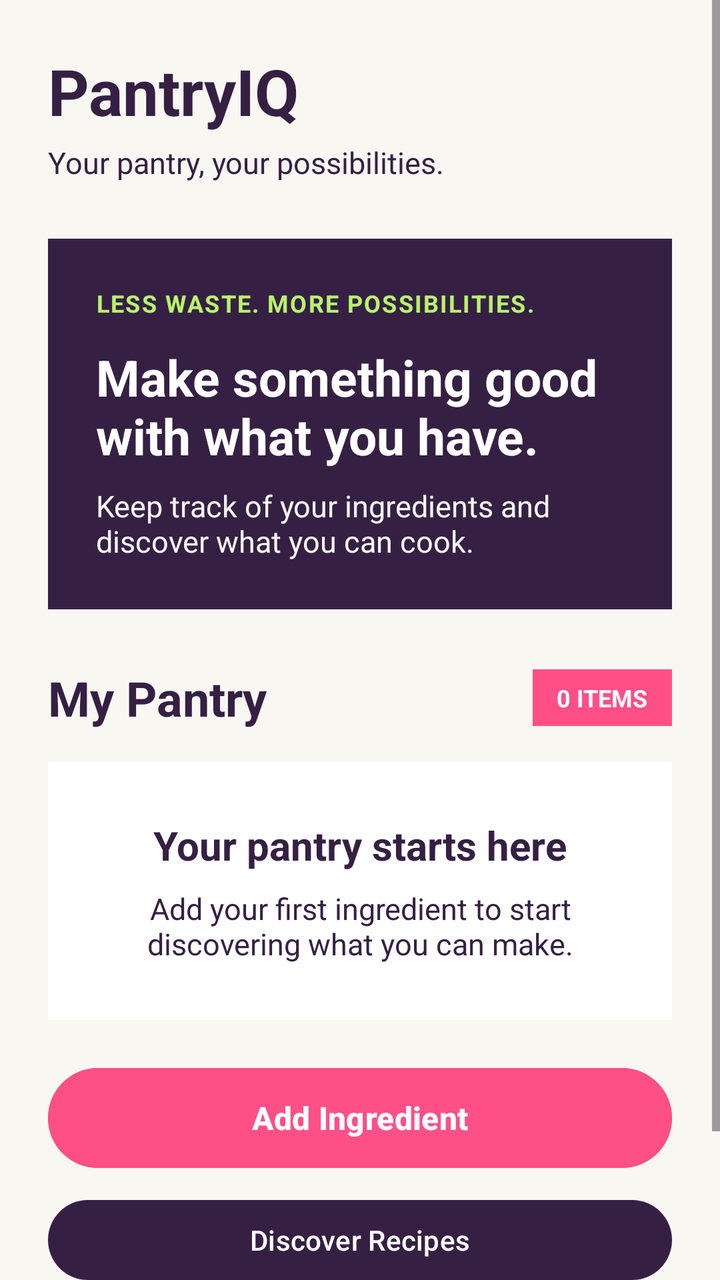
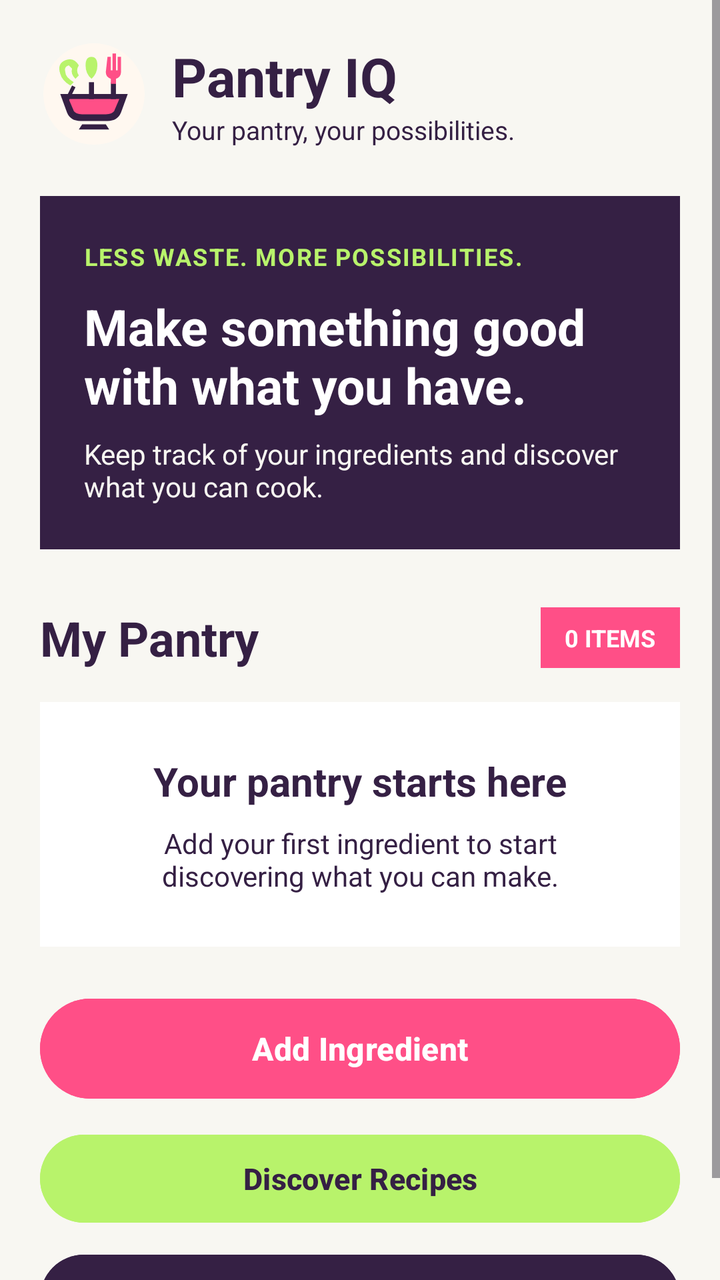

Before-and-after screenshots of an Android layout around one commit, followed by the original layout XML and the change that was made.
<!-- AndroidManifest.xml: application theme Theme.PantryIQ -->
<!-- res/layout/activity_main.xml -->
<?xml version="1.0" encoding="utf-8"?>
<androidx.constraintlayout.widget.ConstraintLayout
    xmlns:android="http://schemas.android.com/apk/res/android"
    xmlns:app="http://schemas.android.com/apk/res-auto"
    android:id="@+id/main"
    android:layout_width="match_parent"
    android:layout_height="match_parent"
    android:background="@color/warm_cream">

    <ScrollView
        android:layout_width="0dp"
        android:layout_height="0dp"
        android:fillViewport="true"
        app:layout_constraintTop_toTopOf="parent"
        app:layout_constraintBottom_toBottomOf="parent"
        app:layout_constraintStart_toStartOf="parent"
        app:layout_constraintEnd_toEndOf="parent">

        <LinearLayout
            android:layout_width="match_parent"
            android:layout_height="wrap_content"
            android:orientation="vertical"
            android:padding="24dp">

            <TextView
                android:layout_width="wrap_content"
                android:layout_height="wrap_content"
                android:text="@string/app_name"
                android:textColor="@color/electric_plum"
                android:textSize="32sp"
                android:textStyle="bold"
                android:accessibilityHeading="true" />

            <TextView
                android:layout_width="wrap_content"
                android:layout_height="wrap_content"
                android:layout_marginTop="4dp"
                android:text="@string/subtitle"
                android:textColor="@color/electric_plum"
                android:textSize="15sp" />

            <LinearLayout
                android:layout_width="match_parent"
                android:layout_height="wrap_content"
                android:layout_marginTop="28dp"
                android:background="@color/electric_plum"
                android:orientation="vertical"
                android:padding="24dp">

                <TextView
                    android:layout_width="wrap_content"
                    android:layout_height="wrap_content"
                    android:text="@string/hero_tagline"
                    android:textColor="@color/lime_pop"
                    android:textSize="12sp"
                    android:textStyle="bold"
                    android:letterSpacing="0.06" />

                <TextView
                    android:layout_width="match_parent"
                    android:layout_height="wrap_content"
                    android:layout_marginTop="12dp"
                    android:text="@string/hero_title"
                    android:textColor="@color/clean_white"
                    android:textSize="25sp"
                    android:textStyle="bold" />

                <TextView
                    android:layout_width="match_parent"
                    android:layout_height="wrap_content"
                    android:layout_marginTop="8dp"
                    android:text="@string/hero_description"
                    android:textColor="@color/warm_cream"
                    android:textSize="15sp" />

            </LinearLayout>

            <LinearLayout
                android:layout_width="match_parent"
                android:layout_height="wrap_content"
                android:layout_marginTop="28dp"
                android:gravity="center_vertical"
                android:orientation="horizontal">

                <TextView
                    android:layout_width="0dp"
                    android:layout_height="wrap_content"
                    android:layout_weight="1"
                    android:text="@string/pantry_heading"
                    android:textColor="@color/electric_plum"
                    android:textSize="24sp"
                    android:textStyle="bold" />

                <TextView
                    android:id="@+id/tvIngredientCount"
                    android:layout_width="wrap_content"
                    android:layout_height="wrap_content"
                    android:background="@color/vivid_pink"
                    android:paddingHorizontal="12dp"
                    android:paddingVertical="6dp"
                    android:text="@string/ingredient_count_zero"
                    android:textColor="@color/clean_white"
                    android:textSize="12sp"
                    android:textStyle="bold" />

            </LinearLayout>

            <LinearLayout
                android:id="@+id/layoutEmptyPantry"
                android:layout_width="match_parent"
                android:layout_height="wrap_content"
                android:layout_marginTop="16dp"
                android:background="@color/clean_white"
                android:gravity="center"
                android:orientation="vertical"
                android:padding="28dp">

                <TextView
                    android:layout_width="wrap_content"
                    android:layout_height="wrap_content"
                    android:text="@string/empty_pantry_title"
                    android:textColor="@color/electric_plum"
                    android:textSize="20sp"
                    android:textStyle="bold" />

                <TextView
                    android:layout_width="match_parent"
                    android:layout_height="wrap_content"
                    android:layout_marginTop="8dp"
                    android:gravity="center"
                    android:text="@string/empty_pantry"
                    android:textColor="@color/electric_plum"
                    android:textSize="15sp" />

            </LinearLayout>

            <ListView
                android:id="@+id/listPantryIngredients"
                android:layout_width="match_parent"
                android:layout_height="wrap_content"
                android:layout_marginTop="16dp"
                android:divider="@color/warm_cream"
                android:dividerHeight="8dp"
                android:nestedScrollingEnabled="false"
                android:visibility="gone" />

            <Button
                android:id="@+id/btnAddIngredient"
                android:layout_width="match_parent"
                android:layout_height="58dp"
                android:layout_marginTop="20dp"
                android:backgroundTint="@color/vivid_pink"
                android:text="@string/add_ingredient"
                android:textColor="@color/clean_white"
                android:textSize="16sp"
                android:textStyle="bold" />

            <Button
                android:id="@+id/btnDiscoverRecipes"
                android:layout_width="match_parent"
                android:layout_height="wrap_content"
                android:layout_marginTop="8dp"
                android:text="Discover Recipes"
                android:textAllCaps="false" />


            <Button
                android:id="@+id/btnOpenSettings"
                android:layout_width="match_parent"
                android:layout_height="wrap_content"
                android:layout_marginTop="8dp"
                android:text="Settings"
                android:textAllCaps="false"
                android:backgroundTint="#352044"
                android:textColor="#FFFFFF" />



        </LinearLayout>
    </ScrollView>

</androidx.constraintlayout.widget.ConstraintLayout>
<!-- resources referenced by this layout -->
<resources>
  <color name="clean_white">#FFFFFF</color>
  <color name="electric_plum">#352044</color>
  <color name="lime_pop">#B8F36B</color>
  <color name="vivid_pink">#FF4F87</color>
  <color name="warm_cream">#F8F7F2</color>
  <string name="add_ingredient">Add Ingredient</string>
  <string name="app_name">PantryIQ</string>
  <string name="empty_pantry">Add your first ingredient to start discovering what you can make.</string>
  <string name="empty_pantry_title">Your pantry starts here</string>
  <string name="hero_description">Keep track of your ingredients and discover what you can cook.</string>
  <string name="hero_tagline">LESS WASTE. MORE POSSIBILITIES.</string>
  <string name="hero_title">Make something good with what you have.</string>
  <string name="ingredient_count_zero">0 ITEMS</string>
  <string name="pantry_heading">My Pantry</string>
  <string name="subtitle">Your pantry, your possibilities.</string>
  <style name="Theme.PantryIQ" parent="Base.Theme.PantryIQ" />
  <style name="Base.Theme.PantryIQ" parent="Theme.Material3.DayNight.NoActionBar">
  
          <item name="colorPrimary">@color/electric_plum</item>
          <item name="colorOnPrimary">@color/clean_white</item>
  
          <item name="colorSecondary">@color/vivid_pink</item>
          <item name="colorOnSecondary">@color/electric_plum</item>
  
          <item name="colorTertiary">@color/lime_pop</item>
          <item name="colorOnTertiary">@color/electric_plum</item>
  
          <item name="android:colorBackground">@color/warm_cream</item>
          <item name="colorSurface">@color/clean_white</item>
          <item name="colorOnSurface">@color/electric_plum</item>
  
          <item name="android:statusBarColor">@color/warm_cream</item>
          <item name="android:navigationBarColor">@color/warm_cream</item>
          <item name="android:windowLightStatusBar">true</item>
  
  
      </style>
</resources>

<!-- the commit's change to res/layout/activity_main.xml (unified diff, before → after) -->
@@ -11,6 +11,7 @@
         android:layout_width="0dp"
         android:layout_height="0dp"
         android:fillViewport="true"
+        android:clipToPadding="false"
         app:layout_constraintTop_toTopOf="parent"
         app:layout_constraintBottom_toBottomOf="parent"
         app:layout_constraintStart_toStartOf="parent"
@@ -20,32 +21,53 @@
             android:layout_width="match_parent"
             android:layout_height="wrap_content"
             android:orientation="vertical"
-            android:padding="24dp">
-
-            <TextView
-                android:layout_width="wrap_content"
-                android:layout_height="wrap_content"
-                android:text="@string/app_name"
-                android:textColor="@color/electric_plum"
-                android:textSize="32sp"
-                android:textStyle="bold"
-                android:accessibilityHeading="true" />
-
-            <TextView
-                android:layout_width="wrap_content"
-                android:layout_height="wrap_content"
-                android:layout_marginTop="4dp"
-                android:text="@string/subtitle"
-                android:textColor="@color/electric_plum"
-                android:textSize="15sp" />
-
-            <LinearLayout
-                android:layout_width="match_parent"
-                android:layout_height="wrap_content"
-                android:layout_marginTop="28dp"
+            android:padding="20dp">
+
+            
+            <LinearLayout
+                android:layout_width="match_parent"
+                android:layout_height="wrap_content"
+                android:gravity="center_vertical"
+                android:orientation="horizontal">
+
+                <ImageView
+                    android:layout_width="54dp"
+                    android:layout_height="54dp"
+                    android:contentDescription="Pantry IQ bowl and utensils logo"
+                    android:src="@drawable/ic_pantry_iq_logo" />
+
+                <LinearLayout
+                    android:layout_width="0dp"
+                    android:layout_height="wrap_content"
+                    android:layout_marginStart="12dp"
+                    android:layout_weight="1"
+                    android:orientation="vertical">
+
+                    <TextView
+                        android:layout_width="wrap_content"
+                        android:layout_height="wrap_content"
+                        android:text="Pantry IQ"
+                        android:textColor="@color/electric_plum"
+                        android:textSize="27sp"
+                        android:textStyle="bold" />
+
+                    <TextView
+                        android:layout_width="wrap_content"
+                        android:layout_height="wrap_content"
+                        android:text="@string/subtitle"
+                        android:textColor="@color/electric_plum"
+                        android:textSize="13sp" />
+                </LinearLayout>
+            </LinearLayout>
+
+            
+            <LinearLayout
+                android:layout_width="match_parent"
+                android:layout_height="wrap_content"
+                android:layout_marginTop="24dp"
                 android:background="@color/electric_plum"
                 android:orientation="vertical"
-                android:padding="24dp">
+                android:padding="22dp">
 
                 <TextView
                     android:layout_width="wrap_content"
@@ -59,7 +81,7 @@
                 <TextView
                     android:layout_width="match_parent"
                     android:layout_height="wrap_content"
-                    android:layout_marginTop="12dp"
+                    android:layout_marginTop="10dp"
                     android:text="@string/hero_title"
                     android:textColor="@color/clean_white"
                     android:textSize="25sp"
@@ -71,10 +93,10 @@
                     android:layout_marginTop="8dp"
                     android:text="@string/hero_description"
                     android:textColor="@color/warm_cream"
-                    android:textSize="15sp" />
-
-            </LinearLayout>
-
+                    android:textSize="14sp" />
+            </LinearLayout>
+
+            
             <LinearLayout
                 android:layout_width="match_parent"
                 android:layout_height="wrap_content"
@@ -97,14 +119,14 @@
                     android:layout_height="wrap_content"
                     android:background="@color/vivid_pink"
                     android:paddingHorizontal="12dp"
-                    android:paddingVertical="6dp"
+                    android:paddingVertical="7dp"
                     android:text="@string/ingredient_count_zero"
                     android:textColor="@color/clean_white"
                     android:textSize="12sp"
                     android:textStyle="bold" />
-
-            </LinearLayout>
-
+            </LinearLayout>
+
+            
             <LinearLayout
                 android:id="@+id/layoutEmptyPantry"
                 android:layout_width="match_parent"
@@ -113,7 +135,7 @@
                 android:background="@color/clean_white"
                 android:gravity="center"
                 android:orientation="vertical"
-                android:padding="28dp">
+                android:padding="26dp">
 
                 <TextView
                     android:layout_width="wrap_content"
@@ -130,51 +152,62 @@
                     android:gravity="center"
                     android:text="@string/empty_pantry"
                     android:textColor="@color/electric_plum"
-                    android:textSize="15sp" />
-
-            </LinearLayout>
-
-            <ListView
+                    android:textSize="14sp" />
+            </LinearLayout>
+
+            
+            <com.example.pantryiq.ExpandedGridView
                 android:id="@+id/listPantryIngredients"
                 android:layout_width="match_parent"
                 android:layout_height="wrap_content"
                 android:layout_marginTop="16dp"
-                android:divider="@color/warm_cream"
-                android:dividerHeight="8dp"
+                android:columnWidth="0dp"
+                android:horizontalSpacing="10dp"
+                android:verticalSpacing="10dp"
+                android:numColumns="2"
+                android:stretchMode="columnWidth"
+                android:gravity="center"
+                android:listSelector="@android:color/transparent"
                 android:nestedScrollingEnabled="false"
+                android:scrollbars="none"
                 android:visibility="gone" />
 
+            
             <Button
                 android:id="@+id/btnAddIngredient"
                 android:layout_width="match_parent"
                 android:layout_height="58dp"
-                android:layout_marginTop="20dp"
+                android:layout_marginTop="22dp"
                 android:backgroundTint="@color/vivid_pink"
                 android:text="@string/add_ingredient"
+                android:textAllCaps="false"
                 android:textColor="@color/clean_white"
                 android:textSize="16sp"
                 android:textStyle="bold" />
 
+            
             <Button
                 android:id="@+id/btnDiscoverRecipes"
                 android:layout_width="match_parent"
-                android:layout_height="wrap_content"
-                android:layout_marginTop="8dp"
+                android:layout_height="52dp"
+                android:layout_marginTop="10dp"
+                android:backgroundTint="@color/lime_pop"
                 android:text="Discover Recipes"
-                android:textAllCaps="false" />
-
+                android:textAllCaps="false"
+                android:textColor="@color/electric_plum"
+                android:textSize="15sp"
+                android:textStyle="bold" />
 
             <Button
                 android:id="@+id/btnOpenSettings"
                 android:layout_width="match_parent"
-                android:layout_height="wrap_content"
+                android:layout_height="52dp"
                 android:layout_marginTop="8dp"
+                android:backgroundTint="@color/electric_plum"
                 android:text="Settings"
                 android:textAllCaps="false"
-                android:backgroundTint="#352044"
-                android:textColor="#FFFFFF" />
-
-
+                android:textColor="@color/clean_white"
+                android:textSize="15sp" />
 
         </LinearLayout>
     </ScrollView>
<!-- resource entries referenced after the edit -->
@@ -5,8 +5,65 @@
   <color name="lime_pop">#B8F36B</color>
   <color name="vivid_pink">#FF4F87</color>
   <color name="warm_cream">#F8F7F2</color>
+  <!-- drawable ic_pantry_iq_logo (drawable) -->
+  <vector xmlns:android="http://schemas.android.com/apk/res/android"
+      android:width="64dp"
+      android:height="64dp"
+      android:viewportWidth="64"
+      android:viewportHeight="64">
+  
+      
+      <path
+          android:fillColor="#FFF8F0"
+          android:pathData="M32,2 A30,30 0,1 0,32 62 A30,30 0,1 0,32 2" />
+  
+      
+      <path
+          android:fillColor="#352044"
+          android:pathData="M12,32 L52,32 L48,43 Q46,48 40,48 L24,48 Q18,48 16,43 Z" />
+  
+      
+      <path
+          android:fillColor="#FF4F87"
+          android:pathData="M17,35 L47,35 L44,42 Q43,44 39,44 L25,44 Q21,44 20,42 Z" />
+  
+      
+      <path
+          android:fillColor="#352044"
+          android:pathData="M25,50 L39,50 L41,53 L23,53 Z" />
+  
+      
+      <path
+          android:fillColor="#352044"
+          android:pathData="M19,27 L21,28 L17,36 L15,35 Z" />
+  
+      
+      <path
+          android:fillColor="#B8F36B"
+          android:pathData="M15,12 Q10,14 12,20 Q13,24 18,27 L20,25 Q15,22 15,19 Q14,16 17,15 L19,17 Q18,20 21,23 L23,21 Q21,18 23,15 Q20,10 15,12 Z" />
+  
+      
+      <path
+          android:fillColor="#352044"
+          android:pathData="M29,25 L32,25 L32,35 L29,35 Z" />
+  
+      
+      <path
+          android:fillColor="#B8F36B"
+          android:pathData="M27,15 Q27,10 30.5,10 Q34,10 34,15 Q34,20 30.5,23 Q27,20 27,15 Z" />
+  
+      
+      <path
+          android:fillColor="#352044"
+          android:pathData="M42,25 L45,25 L45,35 L42,35 Z" />
+  
+      
+      <path
+          android:fillColor="#FF4F87"
+          android:pathData="M40,10 L42,10 L42,18 L43,18 L43,8 L45,8 L45,18 L46,18 L46,10 L48,10 L48,19 Q48,22 45,23 L45,26 L42,26 L42,23 Q39,22 39,19 Z" />
+  
+  </vector>
   <string name="add_ingredient">Add Ingredient</string>
-  <string name="app_name">PantryIQ</string>
   <string name="empty_pantry">Add your first ingredient to start discovering what you can make.</string>
   <string name="empty_pantry_title">Your pantry starts here</string>
   <string name="hero_description">Keep track of your ingredients and discover what you can cook.</string>
